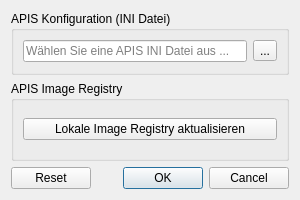
The window that APIS/forms/apis_settings_form.ui (APIS-Luftbildarchiv/APIS) describes before a commit, drawn with Qt 5.
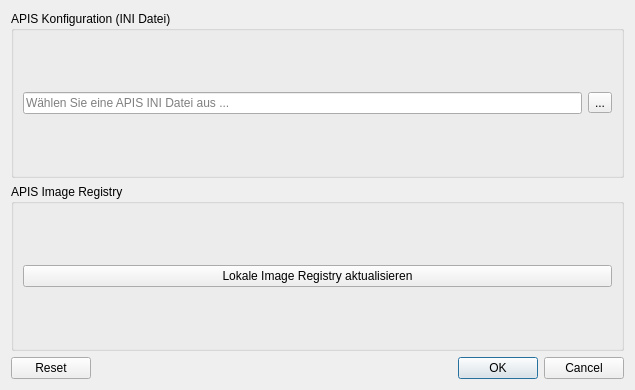
The same window after the commit. Icons and pictures are not drawn.

```diff
--- a/APIS/forms/apis_settings_form.ui
+++ b/APIS/forms/apis_settings_form.ui
@@ -9,8 +9,8 @@
    <rect>
     <x>0</x>
     <y>0</y>
-    <width>300</width>
-    <height>200</height>
+    <width>635</width>
+    <height>390</height>
    </rect>
   </property>
   <property name="sizePolicy">
@@ -19,18 +19,6 @@
     <verstretch>0</verstretch>
    </sizepolicy>
   </property>
-  <property name="minimumSize">
-   <size>
-    <width>300</width>
-    <height>200</height>
-   </size>
-  </property>
-  <property name="maximumSize">
-   <size>
-    <width>300</width>
-    <height>200</height>
-   </size>
-  </property>
   <property name="windowTitle">
    <string>APIS Einstellungen</string>
   </property>
```
